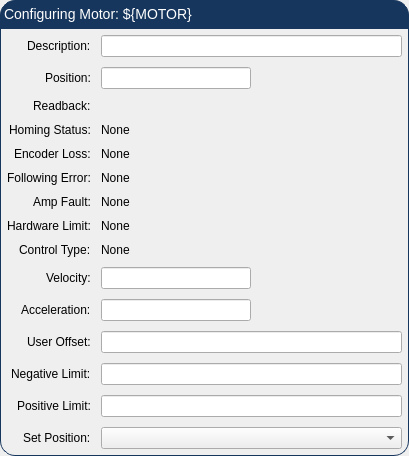
Before: the Qt Designer form expert_motor.ui in NSLS-II-SST/RSoXS_UIS, drawn with Qt 5.
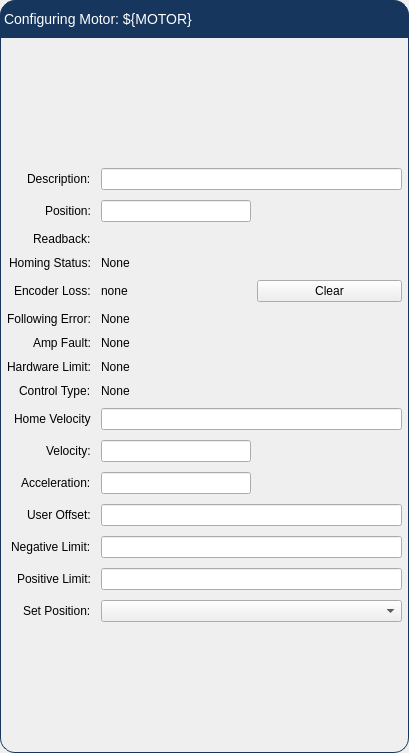
After: the same form once the commit is applied. Custom widgets are drawn as their Qt base class.

What changed in the file:
```diff
--- a/expert_motor.ui
+++ b/expert_motor.ui
@@ -7,7 +7,7 @@
     <x>0</x>
     <y>0</y>
     <width>409</width>
-    <height>454</height>
+    <height>753</height>
    </rect>
   </property>
   <property name="focusPolicy">
@@ -219,130 +219,6 @@
             </property>
            </widget>
           </item>
-          <item row="9" column="0">
-           <widget class="QLabel" name="label_5">
-            <property name="text">
-             <string>Velocity:</string>
-            </property>
-           </widget>
-          </item>
-          <item row="9" column="1">
-           <widget class="PyDMLineEdit" name="PyDMLineEdit_3">
-            <property name="maximumSize">
-             <size>
-              <width>150</width>
-              <height>16777215</height>
-             </size>
-            </property>
-            <property name="toolTip">
-             <string/>
-            </property>
-            <property name="whatsThis">
-             <string/>
-            </property>
-            <property name="alarmSensitiveContent" stdset="0">
-             <bool>false</bool>
-            </property>
-            <property name="showUnits" stdset="0">
-             <bool>true</bool>
-            </property>
-            <property name="channel" stdset="0">
-             <string>ca://${MOTOR}.VELO</string>
-            </property>
-            <property name="displayFormat" stdset="0">
-             <enum>PyDMLineEdit::Decimal</enum>
-            </property>
-           </widget>
-          </item>
-          <item row="10" column="0">
-           <widget class="QLabel" name="label_6">
-            <property name="text">
-             <string>Acceleration:</string>
-            </property>
-           </widget>
-          </item>
-          <item row="10" column="1">
-           <widget class="PyDMLineEdit" name="PyDMLineEdit_4">
-            <property name="maximumSize">
-             <size>
-              <width>150</width>
-              <height>16777215</height>
-             </size>
-            </property>
-            <property name="toolTip">
-             <string/>
-            </property>
-            <property name="whatsThis">
-             <string/>
-            </property>
-            <property name="alarmSensitiveContent" stdset="0">
-             <bool>false</bool>
-            </property>
-            <property name="showUnits" stdset="0">
-             <bool>true</bool>
-            </property>
-            <property name="channel" stdset="0">
-             <string>ca://${MOTOR}.ACCL</string>
-            </property>
-            <property name="displayFormat" stdset="0">
-             <enum>PyDMLineEdit::Decimal</enum>
-            </property>
-           </widget>
-          </item>
-          <item row="11" column="0">
-           <widget class="QLabel" name="userOffsetLabel">
-            <property name="text">
-             <string>User Offset:</string>
-            </property>
-           </widget>
-          </item>
-          <item row="11" column="1">
-           <widget class="PyDMLineEdit" name="userOffsetPyDMLineEdit">
-            <property name="showUnits" stdset="0">
-             <bool>true</bool>
-            </property>
-            <property name="channel" stdset="0">
-             <string>ca://${MOTOR}.OFF</string>
-            </property>
-            <property name="displayFormat" stdset="0">
-             <enum>PyDMLineEdit::Decimal</enum>
-            </property>
-           </widget>
-          </item>
-          <item row="12" column="0">
-           <widget class="QLabel" name="negativeLimitLabel">
-            <property name="text">
-             <string>Negative Limit:</string>
-            </property>
-           </widget>
-          </item>
-          <item row="12" column="1">
-           <widget class="PyDMLineEdit" name="negativeLimitPyDMLineEdit">
-            <property name="channel" stdset="0">
-             <string>ca://${MOTOR}.LLM</string>
-            </property>
-            <property name="displayFormat" stdset="0">
-             <enum>PyDMLineEdit::Decimal</enum>
-            </property>
-           </widget>
-          </item>
-          <item row="13" column="0">
-           <widget class="QLabel" name="positiveLimitLabel">
-            <property name="text">
-             <string>Positive Limit:</string>
-            </property>
-           </widget>
-          </item>
-          <item row="13" column="1">
-           <widget class="PyDMLineEdit" name="positiveLimitPyDMLineEdit">
-            <property name="channel" stdset="0">
-             <string>ca://${MOTOR}.HLM</string>
-            </property>
-            <property name="displayFormat" stdset="0">
-             <enum>PyDMLineEdit::Decimal</enum>
-            </property>
-           </widget>
-          </item>
           <item row="4" column="0">
            <widget class="QLabel" name="encoderLossLabel">
             <property name="text">
@@ -350,19 +226,6 @@
             </property>
            </widget>
           </item>
-          <item row="4" column="1">
-           <widget class="PyDMLabel" name="PyDMLabel_3">
-            <property name="toolTip">
-             <string/>
-            </property>
-            <property name="text">
-             <string>None</string>
-            </property>
-            <property name="channel" stdset="0">
-             <string>ca://${MOTOR}_ENC_LSS_STS</string>
-            </property>
-           </widget>
-          </item>
           <item row="5" column="0">
            <widget class="QLabel" name="followingErrorLabel">
             <property name="text">
@@ -455,14 +318,138 @@
             </property>
            </widget>
           </item>
+          <item row="10" column="0">
+           <widget class="QLabel" name="label_5">
+            <property name="text">
+             <string>Velocity:</string>
+            </property>
+           </widget>
+          </item>
+          <item row="10" column="1">
+           <widget class="PyDMLineEdit" name="PyDMLineEdit_3">
+            <property name="maximumSize">
+             <size>
+              <width>150</width>
+              <height>16777215</height>
+             </size>
+            </property>
+            <property name="toolTip">
+             <string/>
+            </property>
+            <property name="whatsThis">
+             <string/>
+            </property>
+            <property name="showUnits" stdset="0">
+             <bool>true</bool>
+            </property>
+            <property name="alarmSensitiveContent" stdset="0">
+             <bool>false</bool>
+            </property>
+            <property name="channel" stdset="0">
+             <string>ca://${MOTOR}.VELO</string>
+            </property>
+            <property name="displayFormat" stdset="0">
+             <enum>PyDMLineEdit::Decimal</enum>
+            </property>
+           </widget>
+          </item>
+          <item row="11" column="0">
+           <widget class="QLabel" name="label_6">
+            <property name="text">
+             <string>Acceleration:</string>
+            </property>
+           </widget>
+          </item>
+          <item row="11" column="1">
+           <widget class="PyDMLineEdit" name="PyDMLineEdit_4">
+            <property name="maximumSize">
+             <size>
+              <width>150</width>
+              <height>16777215</height>
+             </size>
+            </property>
+            <property name="toolTip">
+             <string/>
+            </property>
+            <property name="whatsThis">
+             <string/>
+            </property>
+            <property name="showUnits" stdset="0">
+             <bool>true</bool>
+            </property>
+            <property name="alarmSensitiveContent" stdset="0">
+             <bool>false</bool>
+            </property>
+            <property name="channel" stdset="0">
+             <string>ca://${MOTOR}.ACCL</string>
+            </property>
+            <property name="displayFormat" stdset="0">
+             <enum>PyDMLineEdit::Decimal</enum>
+            </property>
+           </widget>
+          </item>
+          <item row="12" column="0">
+           <widget class="QLabel" name="userOffsetLabel">
+            <property name="text">
+             <string>User Offset:</string>
+            </property>
+           </widget>
+          </item>
+          <item row="12" column="1">
+           <widget class="PyDMLineEdit" name="userOffsetPyDMLineEdit">
+            <property name="showUnits" stdset="0">
+             <bool>true</bool>
+            </property>
+            <property name="channel" stdset="0">
+             <string>ca://${MOTOR}.OFF</string>
+            </property>
+            <property name="displayFormat" stdset="0">
+             <enum>PyDMLineEdit::Decimal</enum>
+            </property>
+           </widget>
+          </item>
+          <item row="13" column="0">
+           <widget class="QLabel" name="negativeLimitLabel">
+            <property name="text">
+             <string>Negative Limit:</string>
+            </property>
+           </widget>
+          </item>
+          <item row="13" column="1">
+           <widget class="PyDMLineEdit" name="negativeLimitPyDMLineEdit">
+            <property name="channel" stdset="0">
+             <string>ca://${MOTOR}.LLM</string>
+            </property>
+            <property name="displayFormat" stdset="0">
+             <enum>PyDMLineEdit::Decimal</enum>
+            </property>
+           </widget>
+          </item>
           <item row="14" column="0">
+           <widget class="QLabel" name="positiveLimitLabel">
+            <property name="text">
+             <string>Positive Limit:</string>
+            </property>
+           </widget>
+          </item>
+          <item row="14" column="1">
+           <widget class="PyDMLineEdit" name="positiveLimitPyDMLineEdit">
+            <property name="channel" stdset="0">
+             <string>ca://${MOTOR}.HLM</string>
+            </property>
+            <property name="displayFormat" stdset="0">
+             <enum>PyDMLineEdit::Decimal</enum>
+            </property>
+           </widget>
+          </item>
+          <item row="15" column="0">
            <widget class="QLabel" name="SetLabel2">
             <property name="text">
              <string>Set Position:</string>
             </property>
            </widget>
           </item>
-          <item row="14" column="1">
+          <item row="15" column="1">
            <widget class="PyDMEnumComboBox" name="PyDMEnumComboBox_useorset">
             <property name="toolTip">
              <string/>
@@ -472,6 +459,59 @@
             </property>
            </widget>
           </item>
+          <item row="4" column="1">
+           <layout class="QHBoxLayout" name="horizontalLayout_2">
+            <item>
+             <widget class="PyDMLabel" name="PyDMLabel_3">
+              <property name="toolTip">
+               <string/>
+              </property>
+              <property name="text">
+               <string>none</string>
+              </property>
+              <property name="channel" stdset="0">
+               <string>ca://${MOTOR}_ENC_LSS_STS</string>
+              </property>
+             </widget>
+            </item>
+            <item>
+             <widget class="PyDMPushButton" name="PyDMPushButton">
+              <property name="toolTip">
+               <string/>
+              </property>
+              <property name="text">
+               <string>Clear</string>
+              </property>
+              <property name="channel" stdset="0">
+               <string>ca://${MOTOR}_ENC_LSS_CLR_CMD.PROC</string>
+              </property>
+              <property name="showConfirmDialog" stdset="0">
+               <bool>true</bool>
+              </property>
+              <property name="pressValue" stdset="0">
+               <string>1</string>
+              </property>
+             </widget>
+            </item>
+           </layout>
+          </item>
+          <item row="9" column="0">
+           <widget class="QLabel" name="label_7">
+            <property name="text">
+             <string>Home Velocity</string>
+            </property>
+           </widget>
+          </item>
+          <item row="9" column="1">
+           <widget class="PyDMLineEdit" name="PyDMLineEdit_5">
+            <property name="toolTip">
+             <string/>
+            </property>
+            <property name="channel" stdset="0">
+             <string>ca://${MOTOR}_HVEL_SP.A</string>
+            </property>
+           </widget>
+          </item>
          </layout>
         </item>
        </layout>
@@ -487,16 +527,21 @@
    <extends>QLabel</extends>
    <header>pydm.widgets.label</header>
   </customwidget>
-  <customwidget>
-   <class>PyDMLineEdit</class>
-   <extends>QLineEdit</extends>
-   <header>pydm.widgets.line_edit</header>
-  </customwidget>
   <customwidget>
    <class>PyDMEnumComboBox</class>
    <extends>QComboBox</extends>
    <header>pydm.widgets.enum_combo_box</header>
   </customwidget>
+  <customwidget>
+   <class>PyDMLineEdit</class>
+   <extends>QLineEdit</extends>
+   <header>pydm.widgets.line_edit</header>
+  </customwidget>
+  <customwidget>
+   <class>PyDMPushButton</class>
+   <extends>QPushButton</extends>
+   <header>pydm.widgets.pushbutton</header>
+  </customwidget>
  </customwidgets>
  <resources/>
  <connections/>
```
Left out of the diff: 52 changed lines with no effect on the pictures.
